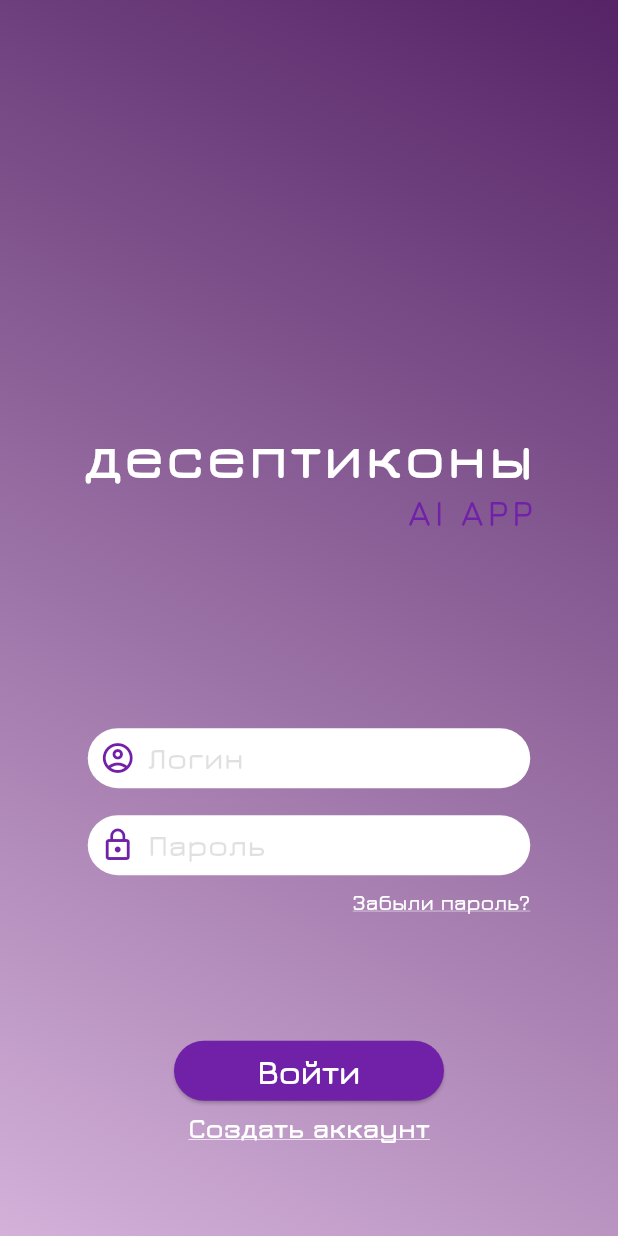
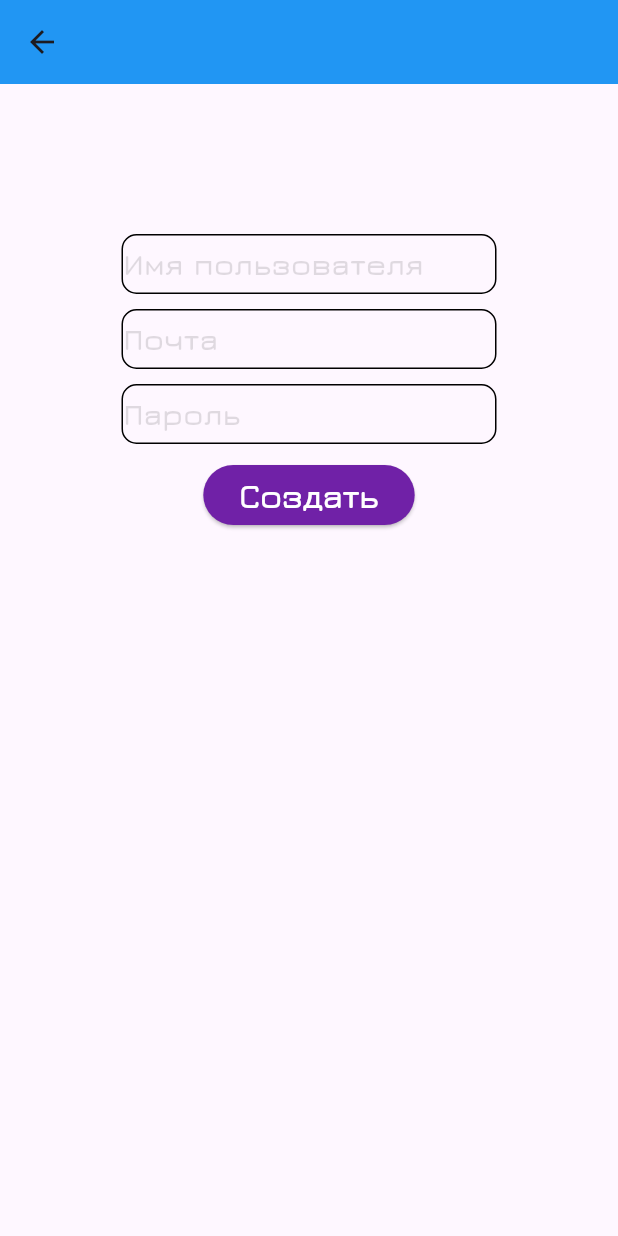
Before and after one commit to Proman2702/ai_app_advanced, a Flutter app: the screen it shows after launch, after a tap on "Создать аккаунт", on a phone screen of 412 x 824 dp. Run offline on Flutter 3.47's test engine with Material 3 defaults, Android fonts, the phone set to English and light mode, and no system bars; our stand-ins replace firebase_auth, firebase_core; accounts and stored records are empty.

Commit message:
creating auth 1

```diff
--- a/lib/features/auth/auth_page.dart
+++ b/lib/features/auth/auth_page.dart
@@ -211,6 +211,7 @@ class _AuthPageState extends State<AuthPage> {
                                 AuthDenySheet(type: "length"));
                       } else {
                         log("Логин: $username, пароль: $password");
+                        Navigator.of(context).pushNamed("/");
                       }
                     },
                     child: Text(
@@ -228,6 +229,7 @@ class _AuthPageState extends State<AuthPage> {
                 GestureDetector(
                   onTap: () {
                     log("create an account");
+                    Navigator.of(context).pushNamed("/auth/create");
                   },
                   child: Text(
                     'Создать аккаунт',
--- /dev/null
+++ b/lib/features/auth/create_profile/first_page.dart
@@ -0,0 +1,187 @@
+// ignore_for_file: prefer_const_constructors, prefer_const_literals_to_create_immutables
+
+import 'dart:developer';
+
+import 'package:ai_app/etc/colors/colors.dart';
+import 'package:ai_app/features/auth/auth_error_hander.dart';
+import 'package:ai_app/repositories/auth_service.dart';
+import 'package:flutter/material.dart';
+
+class FirstPage extends StatefulWidget {
+  const FirstPage({super.key});
+
+  @override
+  State<FirstPage> createState() => _FirstPageState();
+}
+
+class _FirstPageState extends State<FirstPage> {
+  final auth = AuthService();
+
+  String? username;
+  String? email;
+  String? password;
+
+  signUp(String em, String p) async {
+    final user = await auth.createUserWithEmailAndPassword(em, p);
+
+    if (user != null) {
+      log("Пользователь создан");
+      Navigator.of(context).pushNamed("/home", arguments: user);
+    }
+  }
+
+  @override
+  Widget build(BuildContext context) {
+    return Scaffold(
+      appBar: AppBar(
+        backgroundColor: Colors.blue,
+      ),
+      body: Center(
+        child: Column(
+          children: [
+            SizedBox(height: 100),
+            Container(
+              width: 250,
+              height: 40,
+              decoration: BoxDecoration(
+                  border: Border.all(color: Colors.black),
+                  borderRadius: BorderRadius.circular(10)),
+              child: SingleChildScrollView(
+                scrollDirection: Axis.horizontal,
+                child: ConstrainedBox(
+                  constraints: BoxConstraints.expand(width: 450),
+                  child: TextField(
+                    style: const TextStyle(
+                        fontWeight: FontWeight.w700,
+                        fontSize: 18,
+                        color: Colors.black87),
+                    maxLength: 25,
+                    onChanged: (value) => setState(() {
+                      username = value;
+                    }),
+                    decoration: InputDecoration(
+                      floatingLabelBehavior: FloatingLabelBehavior.never,
+                      contentPadding: EdgeInsets.only(bottom: 12),
+                      counterText: "",
+                      border: InputBorder.none,
+                      labelText: "Имя пользователя",
+                      labelStyle: TextStyle(
+                        color: Colors.black12,
+                        fontSize: 20,
+                        fontWeight: FontWeight.w700,
+                      ),
+                    ),
+                  ),
+                ),
+              ),
+            ),
+            SizedBox(
+              height: 10,
+            ),
+            Container(
+              width: 250,
+              height: 40,
+              decoration: BoxDecoration(
+                  border: Border.all(color: Colors.black),
+                  borderRadius: BorderRadius.circular(10)),
+              child: SingleChildScrollView(
+                scrollDirection: Axis.horizontal,
+                child: ConstrainedBox(
+                  constraints: BoxConstraints.expand(width: 450),
+                  child: TextField(
+                    style: const TextStyle(
+                        fontWeight: FontWeight.w700,
+                        fontSize: 18,
+                        color: Colors.black87),
+                    maxLength: 25,
+                    onChanged: (value) => setState(() {
+                      email = value;
+                    }),
+                    decoration: InputDecoration(
+                      floatingLabelBehavior: FloatingLabelBehavior.never,
+                      contentPadding: EdgeInsets.only(bottom: 12),
+                      counterText: "",
+                      border: InputBorder.none,
+                      labelText: "Почта",
+                      labelStyle: TextStyle(
+                        color: Colors.black12,
+                        fontSize: 20,
+                        fontWeight: FontWeight.w700,
+                      ),
+                    ),
+                  ),
+                ),
+              ),
+            ),
+            SizedBox(
+              height: 10,
+            ),
+            Container(
+              width: 250,
+              height: 40,
+              decoration: BoxDecoration(
+                  border: Border.all(color: Colors.black),
+                  borderRadius: BorderRadius.circular(10)),
+              child: SingleChildScrollView(
+                scrollDirection: Axis.horizontal,
+                child: ConstrainedBox(
+                  constraints: BoxConstraints.expand(width: 450),
+                  child: TextField(
+                    style: const TextStyle(
+                        fontWeight: FontWeight.w700,
+                        fontSize: 18,
+                        color: Colors.black87),
+                    maxLength: 25,
+                    onChanged: (value) => setState(() {
+                      password = value;
+                    }),
+                    decoration: InputDecoration(
+                      floatingLabelBehavior: FloatingLabelBehavior.never,
+                      contentPadding: EdgeInsets.only(bottom: 12),
+                      counterText: "",
+                      border: InputBorder.none,
+                      labelText: "Пароль",
+                      labelStyle: TextStyle(
+                        color: Colors.black12,
+                        fontSize: 20,
+                        fontWeight: FontWeight.w700,
+                      ),
+                    ),
+                  ),
+                ),
+              ),
+            ),
+            SizedBox(height: 10),
+            ElevatedButton(
+              style: ElevatedButton.styleFrom(
+                  backgroundColor: Color(CustomColors.bright)),
+              onPressed: () async {
+                if (email == null || password == null) {
+                  showModalBottomSheet(
+                      context: context,
+                      builder: (BuildContext context) =>
+                          const AuthDenySheet(type: "none"));
+                } else if (email!.length < 4 || password!.length < 4) {
+                  showModalBottomSheet(
+                      context: context,
+                      builder: (BuildContext context) =>
+                          AuthDenySheet(type: "length"));
+                } else {
+                  log("Логин: $email, пароль: $password");
+                  signUp(email!, password!);
+                }
+              },
+              child: Text(
+                "Создать",
+                style: TextStyle(
+                    color: Colors.white,
+                    fontSize: 22,
+                    fontWeight: FontWeight.w700),
+              ),
+            ),
+          ],
+        ),
+      ),
+    );
+  }
+}
--- a/lib/main.dart
+++ b/lib/main.dart
@@ -1,3 +1,5 @@
+import 'package:ai_app/features/auth/create_profile/first_page.dart';
+import 'package:ai_app/features/home/home_page.dart';
 import 'package:flutter/material.dart';
 import 'package:ai_app/features/auth/auth_page.dart';
 import 'package:firebase_core/firebase_core.dart';
@@ -16,14 +18,16 @@ void main() async {
 class MyApp extends StatelessWidget {
   const MyApp({super.key});
 
-  // This widget is the root of your application.
   @override
   Widget build(BuildContext context) {
     return MaterialApp(
       initialRoute: '/auth',
-      routes: {'/auth': (context) => const AuthPage()},
+      routes: {
+        '/auth': (context) => const AuthPage(),
+        '/home': (context) => const HomePage(),
+        '/auth/create': (context) => const FirstPage()
+      },
       theme: ThemeData(fontFamily: "Jura"),
-      home: const AuthPage(),
     );
   }
 }
--- a/pubspec.yaml
+++ b/pubspec.yaml
@@ -36,6 +36,8 @@ dependencies:
   # Use with the CupertinoIcons class for iOS style icons.
   cupertino_icons: ^1.0.8
   firebase_core: ^3.6.0
+  firebase_auth: ^5.3.1
+  email_validator: ^3.0.0
 
 dev_dependencies:
   flutter_test:
```
Also changed, not shown: lib/features/home/home_page.dart (added, +44 -0 lines), lib/repositories/auth_service.dart (added, +39 -0 lines), firebase.json, lib/firebase_options.dart, pubspec.lock, 5 other files.
